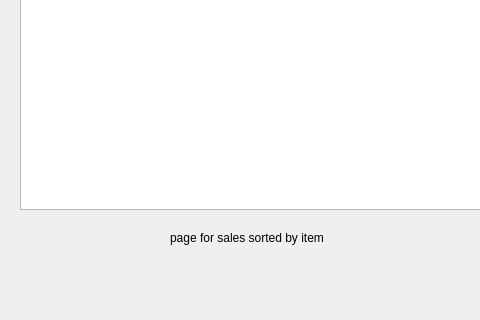
Old version of the form mainwindow.ui in the repository Big-Dogs/Bulk-Club-Project; both pictures show x 0 to 480 and y 400 to 720 of the 1280 by 720 pixel window.
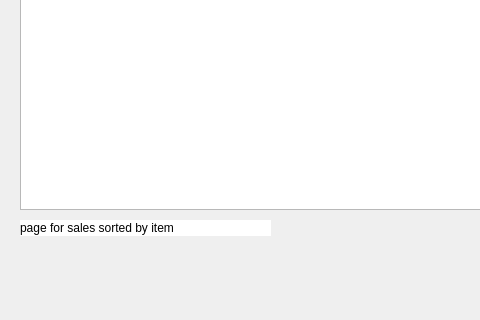
New version of the form.

Commit message: display the total revenue for everything at the bottom of the page

```diff
--- a/mainwindow.ui
+++ b/mainwindow.ui
@@ -341,12 +341,18 @@
        <widget class="QLabel" name="label_inventorysales">
         <property name="geometry">
          <rect>
-          <x>170</x>
-          <y>510</y>
-          <width>161</width>
+          <x>20</x>
+          <y>500</y>
+          <width>251</width>
           <height>16</height>
          </rect>
         </property>
+        <property name="autoFillBackground">
+         <bool>false</bool>
+        </property>
+        <property name="styleSheet">
+         <string notr="true">background-color: rgb(255, 255, 255);</string>
+        </property>
         <property name="text">
          <string>page for sales sorted by item</string>
         </property>
```
The commit also changes 1 other file.
